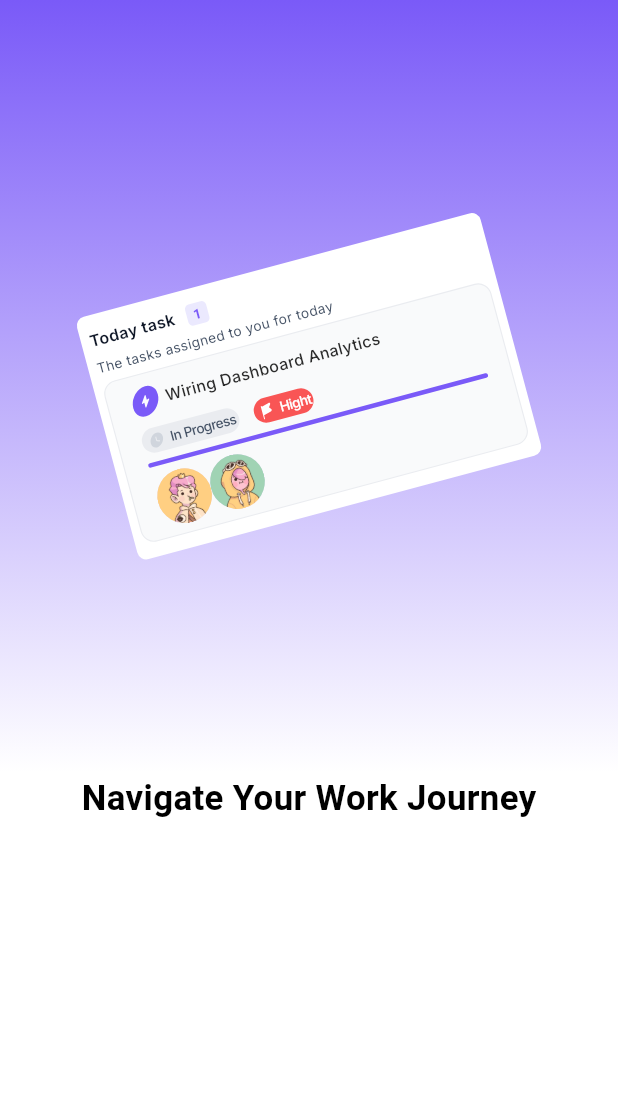
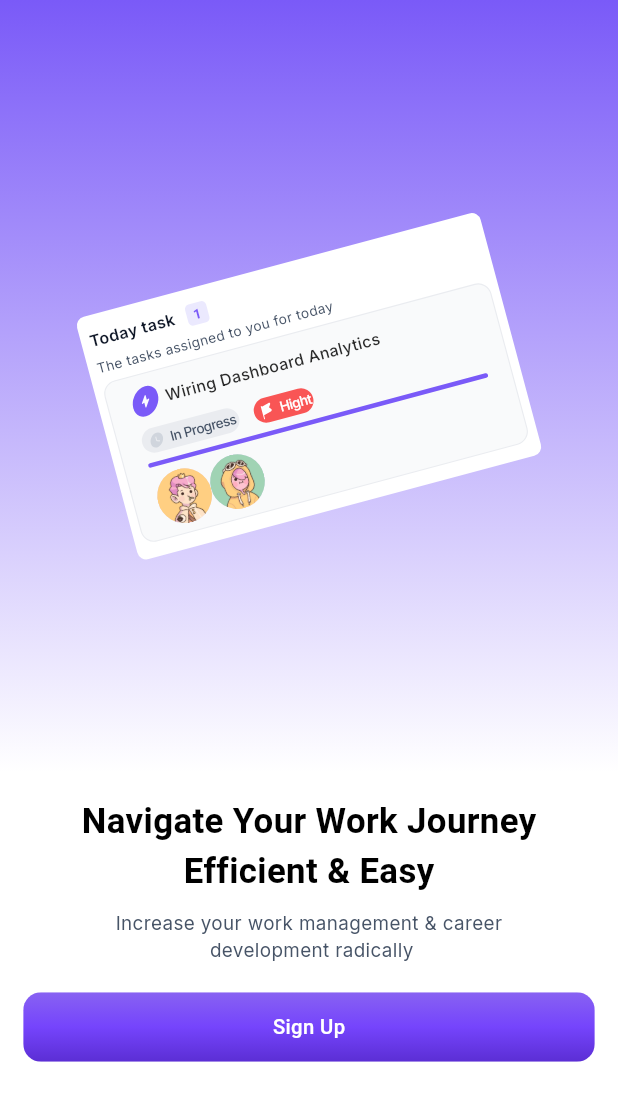
Before and after one commit to rkhang7/hrm, a Flutter app: the screen it shows after launch, on a phone screen of 412 x 824 dp. Shown: the top 1101 px of the screen. Run offline on Flutter 3.47's test engine with Material 3 defaults, Android fonts, the phone set to English and light mode, and no system bars; drawn by our look-alikes of skeletonizer; our stand-ins replace flutter_screenutil, flutter_svg, gap, get, google_fonts, hexcolor.

Commit message:
add base filled button

```diff
--- a/assets/langs/en.json
+++ b/assets/langs/en.json
@@ -6,5 +6,9 @@
     "wiring_dashboard_analytics": "Wiring Dashboard Analytics",
     "in_progress": "In Progress",
     "hight": "Hight",
-    "navigate_your_work": "Navigate Your Work Journey"
+    "navigate_your_work": "Navigate Your Work Journey",
+    "efficient_easy": "Efficient & Easy",
+    "increase_your_work_management_career_development_radically": "Increase your work management & career \n development radically",
+    "sign_up": "Sign Up",
+    "sign_in": "Sign In"
 }
--- /dev/null
+++ b/lib/commom/widgets/base_filled_button.dart
@@ -0,0 +1,50 @@
+import 'package:flutter/material.dart';
+import 'package:flutter_screenutil/flutter_screenutil.dart';
+import 'package:hexcolor/hexcolor.dart';
+import 'package:hrm/commom/widgets/base_text.dart';
+import 'package:hrm/core/theme/pallete.dart';
+
+class BaseFilledButton extends StatelessWidget {
+  final Function()? onPressed;
+  final String text;
+  const BaseFilledButton({
+    super.key,
+    this.onPressed,
+    required this.text,
+  });
+
+  @override
+  Widget build(BuildContext context) {
+    return Material(
+      color: Colors.transparent, // Để gradient hiển thị đúng
+
+      child: InkWell(
+        onTap: onPressed,
+        borderRadius: BorderRadius.circular(12.sp), // Bo góc ripple effect
+        child: Ink(
+          height: 48.sp, // Điều chỉnh chiều cao
+          padding: EdgeInsets.symmetric(horizontal: 24, vertical: 12),
+          decoration: BoxDecoration(
+            gradient: LinearGradient(
+              colors: [
+                HexColor("#8862F2"),
+                HexColor("#7544FC"),
+                HexColor("#5B2ED4"),
+              ],
+              begin: Alignment.topCenter,
+              end: Alignment.bottomCenter,
+            ),
+            borderRadius: BorderRadius.circular(12),
+          ),
+          child: Center(
+              child: BaseText(
+            text: text,
+            fontWeight: FontWeight.w500,
+            fontSize: 14.sp,
+            color: Pallete.whiteColor,
+          )),
+        ),
+      ),
+    );
+  }
+}
--- a/lib/features/authentication/views/pages/onboard_page.dart
+++ b/lib/features/authentication/views/pages/onboard_page.dart
@@ -4,6 +4,7 @@ import 'package:gap/gap.dart';
 import 'package:get/get.dart';
 import 'package:hexcolor/hexcolor.dart';
 import 'package:hrm/commom/pages/base_page.dart';
+import 'package:hrm/commom/widgets/base_filled_button.dart';
 import 'package:hrm/commom/widgets/base_svg_icon.dart';
 import 'package:hrm/commom/widgets/base_text.dart';
 import 'package:hrm/core/theme/pallete.dart';
@@ -28,6 +29,7 @@ class OnboardPage extends GetView<OnboardController> {
           Expanded(
             flex: 3,
             child: Container(
+              padding: EdgeInsets.all(SpacingConstants.defaultSize),
               color: Pallete.whiteColor,
               child: Column(
                 children: [
@@ -35,7 +37,27 @@ class OnboardPage extends GetView<OnboardController> {
                     text: 'navigate_your_work'.tr,
                     fontSize: 24.sp,
                     fontWeight: FontWeight.w600,
-                  )
+                  ),
+                  BaseText(
+                    text: 'efficient_easy'.tr,
+                    fontSize: 24.sp,
+                    fontWeight: FontWeight.w600,
+                  ),
+                  Gap(10.h),
+                  BaseText(
+                    text:
+                        'increase_your_work_management_career_development_radically'
+                            .tr,
+                    font: AppFont.inter,
+                    fontSize: 13.sp,
+                    color: Pallete.secondTextColor,
+                    textAlign: TextAlign.center,
+                  ),
+                  Gap(20.h),
+                  BaseFilledButton(
+                    text: 'sign_up'.tr,
+                  ),
+                  Gap(10.h),
                 ],
               ),
             ),
```
